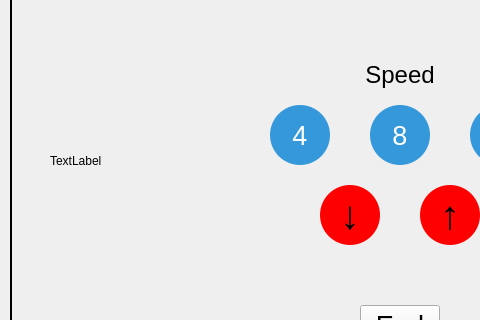
Above: MiniProject1/mainwindow.ui from Kim-Ye-Sung/MiniProject_RunningMachine before the change; both pictures show x 0 to 480 and y 171 to 491 of the 818 by 611 pixel window. Below: the same form after it.
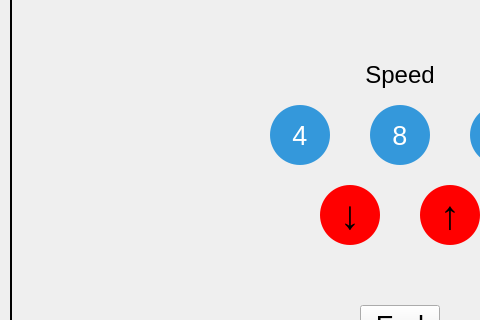
That is the form after the change. The open tabs and pages were chosen to show the change.

The edit to the form file:
```diff
--- a/MiniProject1/mainwindow.ui
+++ b/MiniProject1/mainwindow.ui
@@ -654,19 +654,6 @@
         <string>End</string>
        </property>
       </widget>
-      <widget class="QLabel" name="RunnerLabel">
-       <property name="geometry">
-        <rect>
-         <x>40</x>
-         <y>230</y>
-         <width>151</width>
-         <height>191</height>
-        </rect>
-       </property>
-       <property name="text">
-        <string>TextLabel</string>
-       </property>
-      </widget>
      </widget>
     </widget>
     <widget class="QWidget" name="Result_UI">
```
Left out of the diff: 6 changed lines with no effect on the pictures.
